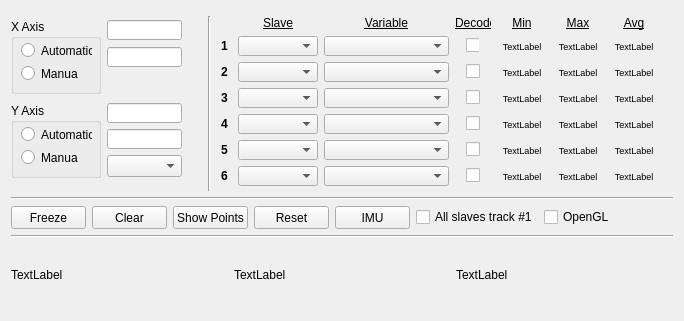
Before: the Qt Designer form ui/w_2dplot.ui in JFDuval/flexsea-plan, drawn with Qt 5.
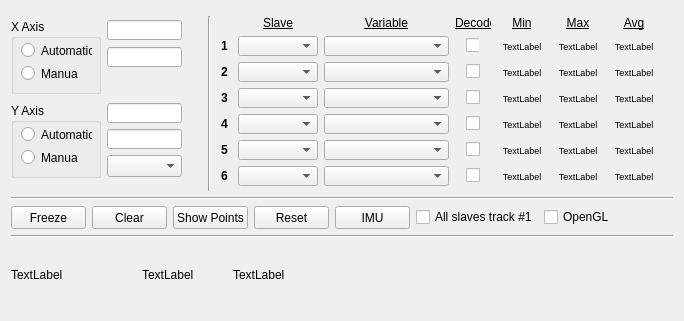
After: the same form once the commit is applied.

Commit message: Improved the frequency display

```diff
--- a/ui/w_2dplot.ui
+++ b/ui/w_2dplot.ui
@@ -1530,13 +1530,18 @@
     <layout class="QGridLayout" name="gridLayout_5">
      <item row="0" column="1">
       <widget class="QLabel" name="label_refreshRateData">
-       <property name="text">
-        <string>TextLabel</string>
+       <property name="minimumSize">
+        <size>
+         <width>85</width>
+         <height>0</height>
+        </size>
        </property>
-      </widget>
-     </item>
-     <item row="0" column="2">
-      <widget class="QLabel" name="label_refreshRateDisplay">
+       <property name="maximumSize">
+        <size>
+         <width>85</width>
+         <height>16777215</height>
+        </size>
+       </property>
        <property name="text">
         <string>TextLabel</string>
        </property>
@@ -1544,11 +1549,55 @@
      </item>
      <item row="0" column="0">
       <widget class="QLabel" name="label_pointHovered">
+       <property name="minimumSize">
+        <size>
+         <width>125</width>
+         <height>0</height>
+        </size>
+       </property>
+       <property name="maximumSize">
+        <size>
+         <width>125</width>
+         <height>16777215</height>
+        </size>
+       </property>
        <property name="text">
         <string>TextLabel</string>
        </property>
       </widget>
      </item>
+     <item row="0" column="2">
+      <widget class="QLabel" name="label_refreshRateDisplay">
+       <property name="minimumSize">
+        <size>
+         <width>85</width>
+         <height>0</height>
+        </size>
+       </property>
+       <property name="maximumSize">
+        <size>
+         <width>85</width>
+         <height>16777215</height>
+        </size>
+       </property>
+       <property name="text">
+        <string>TextLabel</string>
+       </property>
+      </widget>
+     </item>
+     <item row="0" column="3">
+      <spacer name="horizontalSpacer_3">
+       <property name="orientation">
+        <enum>Qt::Horizontal</enum>
+       </property>
+       <property name="sizeHint" stdset="0">
+        <size>
+         <width>40</width>
+         <height>20</height>
+        </size>
+       </property>
+      </spacer>
+     </item>
     </layout>
    </item>
    <item>
```
The commit also changes 2 other files.
